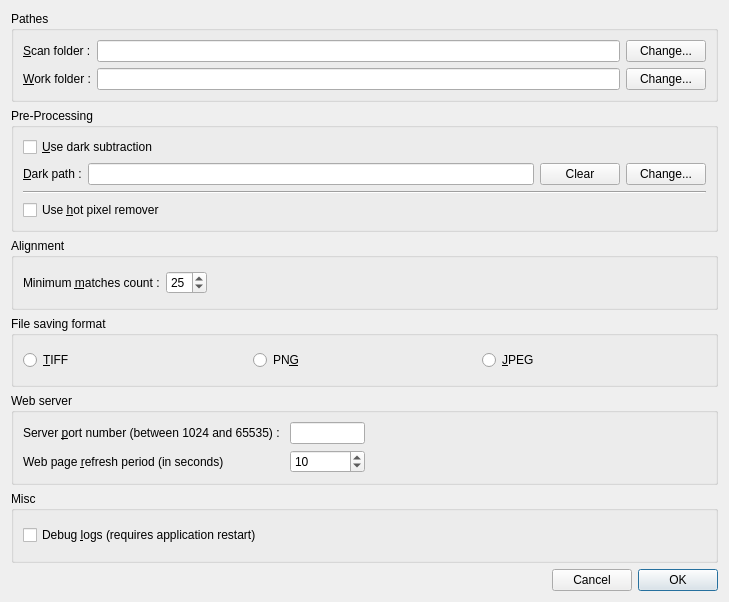
Qt form src/als/ui/prefs_ui.ui (gehelem/als) before a commit.
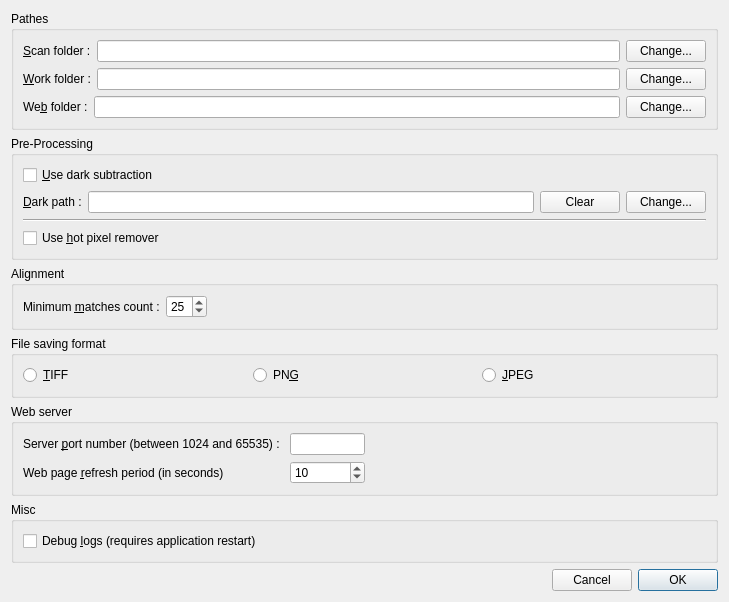
The same form after that commit.

Commit message: Use specific folder for web content

```diff
--- a/src/als/ui/prefs_ui.ui
+++ b/src/als/ui/prefs_ui.ui
@@ -88,6 +88,40 @@
         </item>
        </layout>
       </item>
+      <item>
+       <layout class="QHBoxLayout" name="horizontalLayout_8">
+        <item>
+         <widget class="QLabel" name="lbl_web_folder">
+          <property name="text">
+           <string>We&amp;b folder :</string>
+          </property>
+          <property name="buddy">
+           <cstring>btn_browse_work</cstring>
+          </property>
+         </widget>
+        </item>
+        <item>
+         <widget class="QLineEdit" name="ln_web_folder_path">
+          <property name="minimumSize">
+           <size>
+            <width>350</width>
+            <height>0</height>
+           </size>
+          </property>
+          <property name="readOnly">
+           <bool>true</bool>
+          </property>
+         </widget>
+        </item>
+        <item>
+         <widget class="QPushButton" name="btn_browse_web">
+          <property name="text">
+           <string>Change...</string>
+          </property>
+         </widget>
+        </item>
+       </layout>
+      </item>
      </layout>
     </widget>
    </item>
```
The commit also changes 3 other files.
